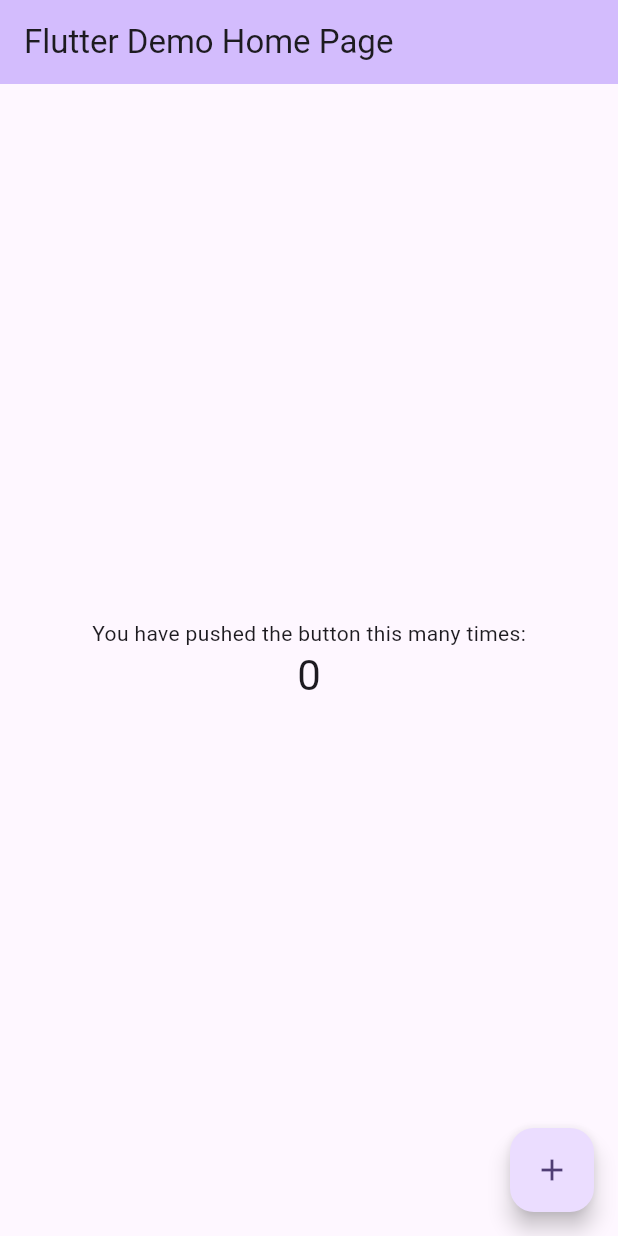
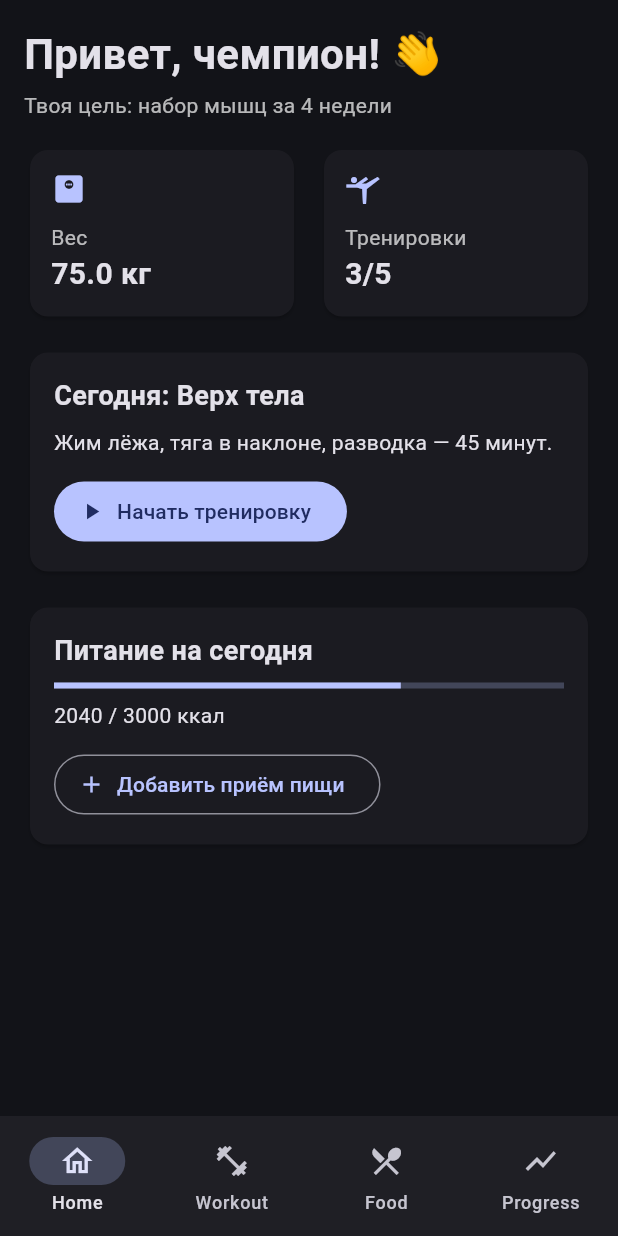
Before and after one commit to Anvarka/FlutterApplication, a Flutter app: the screen it shows after launch, on a phone screen of 412 x 824 dp. Run offline on Flutter 3.47's test engine with Material 3 defaults, Android fonts, the phone set to English and light mode, and no system bars.

Commit message:
Build fitness and nutrition app starter UI

```diff
--- a/lib/main.dart
+++ b/lib/main.dart
@@ -1,122 +1,315 @@
 import 'package:flutter/material.dart';
 
 void main() {
-  runApp(const MyApp());
+  runApp(const FitnessFuelApp());
 }
 
-class MyApp extends StatelessWidget {
-  const MyApp({super.key});
+class FitnessFuelApp extends StatelessWidget {
+  const FitnessFuelApp({super.key});
 
-  // This widget is the root of your application.
   @override
   Widget build(BuildContext context) {
     return MaterialApp(
-      title: 'Flutter Demo',
+      debugShowCheckedModeBanner: false,
+      title: 'Fitness & Nutrition',
       theme: ThemeData(
-        // This is the theme of your application.
-        //
-        // TRY THIS: Try running your application with "flutter run". You'll see
-        // the application has a purple toolbar. Then, without quitting the app,
-        // try changing the seedColor in the colorScheme below to Colors.green
-        // and then invoke "hot reload" (save your changes or press the "hot
-        // reload" button in a Flutter-supported IDE, or press "r" if you used
-        // the command line to start the app).
-        //
-        // Notice that the counter didn't reset back to zero; the application
-        // state is not lost during the reload. To reset the state, use hot
-        // restart instead.
-        //
-        // This works for code too, not just values: Most code changes can be
-        // tested with just a hot reload.
-        colorScheme: .fromSeed(seedColor: Colors.deepPurple),
+        colorScheme: ColorScheme.fromSeed(
+          seedColor: const Color(0xFF2E5BFF),
+          brightness: Brightness.dark,
+        ),
+        useMaterial3: true,
       ),
-      home: const MyHomePage(title: 'Flutter Demo Home Page'),
+      home: const HomeScreen(),
     );
   }
 }
 
-class MyHomePage extends StatefulWidget {
-  const MyHomePage({super.key, required this.title});
-
-  // This widget is the home page of your application. It is stateful, meaning
-  // that it has a State object (defined below) that contains fields that affect
-  // how it looks.
-
-  // This class is the configuration for the state. It holds the values (in this
-  // case the title) provided by the parent (in this case the App widget) and
-  // used by the build method of the State. Fields in a Widget subclass are
-  // always marked "final".
-
-  final String title;
+class HomeScreen extends StatefulWidget {
+  const HomeScreen({super.key});
 
   @override
-  State<MyHomePage> createState() => _MyHomePageState();
+  State<HomeScreen> createState() => _HomeScreenState();
 }
 
-class _MyHomePageState extends State<MyHomePage> {
-  int _counter = 0;
+class _HomeScreenState extends State<HomeScreen> {
+  int _selectedIndex = 0;
 
-  void _incrementCounter() {
-    setState(() {
-      // This call to setState tells the Flutter framework that something has
-      // changed in this State, which causes it to rerun the build method below
-      // so that the display can reflect the updated values. If we changed
-      // _counter without calling setState(), then the build method would not be
-      // called again, and so nothing would appear to happen.
-      _counter++;
-    });
-  }
+  static const _pages = [
+    _DashboardPage(),
+    _WorkoutPlanPage(),
+    _NutritionPage(),
+    _ProgressPage(),
+  ];
 
   @override
   Widget build(BuildContext context) {
-    // This method is rerun every time setState is called, for instance as done
-    // by the _incrementCounter method above.
-    //
-    // The Flutter framework has been optimized to make rerunning build methods
-    // fast, so that you can just rebuild anything that needs updating rather
-    // than having to individually change instances of widgets.
     return Scaffold(
-      appBar: AppBar(
-        // TRY THIS: Try changing the color here to a specific color (to
-        // Colors.amber, perhaps?) and trigger a hot reload to see the AppBar
-        // change color while the other colors stay the same.
-        backgroundColor: Theme.of(context).colorScheme.inversePrimary,
-        // Here we take the value from the MyHomePage object that was created by
-        // the App.build method, and use it to set our appbar title.
-        title: Text(widget.title),
+      body: SafeArea(child: _pages[_selectedIndex]),
+      bottomNavigationBar: NavigationBar(
+        selectedIndex: _selectedIndex,
+        onDestinationSelected: (index) => setState(() => _selectedIndex = index),
+        destinations: const [
+          NavigationDestination(icon: Icon(Icons.home_outlined), label: 'Home'),
+          NavigationDestination(
+            icon: Icon(Icons.fitness_center_outlined),
+            label: 'Workout',
+          ),
+          NavigationDestination(icon: Icon(Icons.restaurant_menu), label: 'Food'),
+          NavigationDestination(icon: Icon(Icons.show_chart), label: 'Progress'),
+        ],
       ),
-      body: Center(
-        // Center is a layout widget. It takes a single child and positions it
-        // in the middle of the parent.
+    );
+  }
+}
+
+class _DashboardPage extends StatelessWidget {
+  const _DashboardPage();
+
+  @override
+  Widget build(BuildContext context) {
+    return ListView(
+      padding: const EdgeInsets.all(16),
+      children: const [
+        _Header(),
+        SizedBox(height: 16),
+        _QuickStats(),
+        SizedBox(height: 16),
+        _TodayWorkoutCard(),
+        SizedBox(height: 16),
+        _CaloriesCard(),
+      ],
+    );
+  }
+}
+
+class _Header extends StatelessWidget {
+  const _Header();
+
+  @override
+  Widget build(BuildContext context) {
+    return const Column(
+      crossAxisAlignment: CrossAxisAlignment.start,
+      children: [
+        Text(
+          'Привет, чемпион! 👋',
+          style: TextStyle(fontSize: 28, fontWeight: FontWeight.bold),
+        ),
+        SizedBox(height: 4),
+        Text(
+          'Твоя цель: набор мышц за 4 недели',
+          style: TextStyle(color: Colors.white70),
+        ),
+      ],
+    );
+  }
+}
+
+class _QuickStats extends StatelessWidget {
+  const _QuickStats();
+
+  @override
+  Widget build(BuildContext context) {
+    return const Row(
+      children: [
+        Expanded(
+          child: _StatTile(label: 'Вес', value: '75.0 кг', icon: Icons.monitor_weight),
+        ),
+        SizedBox(width: 12),
+        Expanded(
+          child: _StatTile(label: 'Тренировки', value: '3/5', icon: Icons.sports_gymnastics),
+        ),
+      ],
+    );
+  }
+}
+
+class _StatTile extends StatelessWidget {
+  const _StatTile({
+    required this.label,
+    required this.value,
+    required this.icon,
+  });
+
+  final String label;
+  final String value;
+  final IconData icon;
+
+  @override
+  Widget build(BuildContext context) {
+    return Card(
+      child: Padding(
+        padding: const EdgeInsets.all(14),
         child: Column(
-          // Column is also a layout widget. It takes a list of children and
-          // arranges them vertically. By default, it sizes itself to fit its
-          // children horizontally, and tries to be as tall as its parent.
-          //
-          // Column has various properties to control how it sizes itself and
-          // how it positions its children. Here we use mainAxisAlignment to
-          // center the children vertically; the main axis here is the vertical
-          // axis because Columns are vertical (the cross axis would be
-          // horizontal).
-          //
-          // TRY THIS: Invoke "debug painting" (choose the "Toggle Debug Paint"
-          // action in the IDE, or press "p" in the console), to see the
-          // wireframe for each widget.
-          mainAxisAlignment: .center,
+          crossAxisAlignment: CrossAxisAlignment.start,
           children: [
-            const Text('You have pushed the button this many times:'),
+            Icon(icon, color: Theme.of(context).colorScheme.primary),
+            const SizedBox(height: 10),
+            Text(label, style: const TextStyle(color: Colors.white70)),
             Text(
-              '$_counter',
-              style: Theme.of(context).textTheme.headlineMedium,
+              value,
+              style: const TextStyle(fontSize: 20, fontWeight: FontWeight.bold),
             ),
           ],
         ),
       ),
-      floatingActionButton: FloatingActionButton(
-        onPressed: _incrementCounter,
-        tooltip: 'Increment',
-        child: const Icon(Icons.add),
+    );
+  }
+}
+
+class _TodayWorkoutCard extends StatelessWidget {
+  const _TodayWorkoutCard();
+
+  @override
+  Widget build(BuildContext context) {
+    return Card(
+      child: Padding(
+        padding: const EdgeInsets.all(16),
+        child: Column(
+          crossAxisAlignment: CrossAxisAlignment.start,
+          children: [
+            const Text(
+              'Сегодня: Верх тела',
+              style: TextStyle(fontSize: 18, fontWeight: FontWeight.bold),
+            ),
+            const SizedBox(height: 8),
+            const Text('Жим лёжа, тяга в наклоне, разводка — 45 минут.'),
+            const SizedBox(height: 12),
+            FilledButton.icon(
+              onPressed: () {},
+              icon: const Icon(Icons.play_arrow),
+              label: const Text('Начать тренировку'),
+            ),
+          ],
+        ),
       ),
     );
   }
 }
+
+class _CaloriesCard extends StatelessWidget {
+  const _CaloriesCard();
+
+  @override
+  Widget build(BuildContext context) {
+    return Card(
+      child: Padding(
+        padding: const EdgeInsets.all(16),
+        child: Column(
+          crossAxisAlignment: CrossAxisAlignment.start,
+          children: [
+            const Text(
+              'Питание на сегодня',
+              style: TextStyle(fontSize: 18, fontWeight: FontWeight.bold),
+            ),
+            const SizedBox(height: 8),
+            const LinearProgressIndicator(value: 0.68),
+            const SizedBox(height: 8),
+            const Text('2040 / 3000 ккал'),
+            const SizedBox(height: 12),
+            OutlinedButton.icon(
+              onPressed: () {},
+              icon: const Icon(Icons.add),
+              label: const Text('Добавить приём пищи'),
+            ),
+          ],
+        ),
+      ),
+    );
+  }
+}
+
+class _WorkoutPlanPage extends StatelessWidget {
+  const _WorkoutPlanPage();
+
+  @override
+  Widget build(BuildContext context) {
+    const workouts = [
+      ('Понедельник', 'Грудь + Трицепс'),
+      ('Среда', 'Спина + Бицепс'),
+      ('Пятница', 'Ноги + Плечи'),
+    ];
+
+    return ListView(
+      padding: const EdgeInsets.all(16),
+      children: [
+        Text(
+          'План тренировок',
+          style: Theme.of(context).textTheme.headlineSmall,
+        ),
+        const SizedBox(height: 12),
+        ...workouts.map(
+          (item) => Card(
+            child: ListTile(
+              leading: const Icon(Icons.check_circle_outline),
+              title: Text(item.$1),
+              subtitle: Text(item.$2),
+              trailing: const Icon(Icons.chevron_right),
+            ),
+          ),
+        ),
+      ],
+    );
+  }
+}
+
+class _NutritionPage extends StatelessWidget {
+  const _NutritionPage();
+
+  @override
+  Widget build(BuildContext context) {
+    const meals = [
+      ('Завтрак', 'Овсянка + яйца', '620 ккал'),
+      ('Обед', 'Рис + курица + овощи', '830 ккал'),
+      ('Ужин', 'Лосось + картофель', '590 ккал'),
+    ];
+
+    return ListView(
+      padding: const EdgeInsets.all(16),
+      children: [
+        Text('Питание', style: Theme.of(context).textTheme.headlineSmall),
+        const SizedBox(height: 12),
+        ...meals.map(
+          (meal) => Card(
+            child: ListTile(
+              title: Text(meal.$1),
+              subtitle: Text(meal.$2),
+              trailing: Text(meal.$3),
+            ),
+          ),
+        ),
+      ],
+    );
+  }
+}
+
+class _ProgressPage extends StatelessWidget {
+  const _ProgressPage();
+
+  @override
+  Widget build(BuildContext context) {
+    return ListView(
+      padding: const EdgeInsets.all(16),
+      children: const [
+        Text(
+          'Прогресс',
+          style: TextStyle(fontSize: 28, fontWeight: FontWeight.bold),
+        ),
+        SizedBox(height: 12),
+        Card(
+          child: ListTile(
+            leading: Icon(Icons.monitor_weight_outlined),
+            title: Text('Вес'),
+            subtitle: Text('Было: 73.8 кг  •  Сейчас: 75.0 кг'),
+          ),
+        ),
+        Card(
+          child: ListTile(
+            leading: Icon(Icons.bar_chart),
+            title: Text('Силовые показатели'),
+            subtitle: Text('Жим лёжа: 60 → 72.5 кг'),
+          ),
+        ),
+      ],
+    );
+  }
+}
```
Also changed, not shown: 1 other file.
